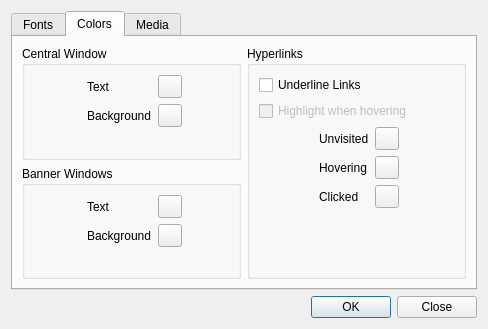
Old version of the form src/qtadsconfdialog.ui in the repository realnc/qtads.
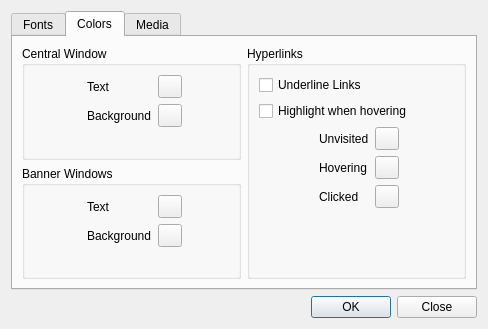
New version of the form. The open tabs and pages were chosen to show the change.

Diff of the .ui file:
```diff
--- a/src/qtadsconfdialog.ui
+++ b/src/qtadsconfdialog.ui
@@ -332,9 +332,6 @@
           </item>
           <item>
            <widget class="QCheckBox" name="highlightLinksCheckBox">
-            <property name="enabled">
-             <bool>false</bool>
-            </property>
             <property name="text">
              <string>Highlight when hovering</string>
             </property>
```
